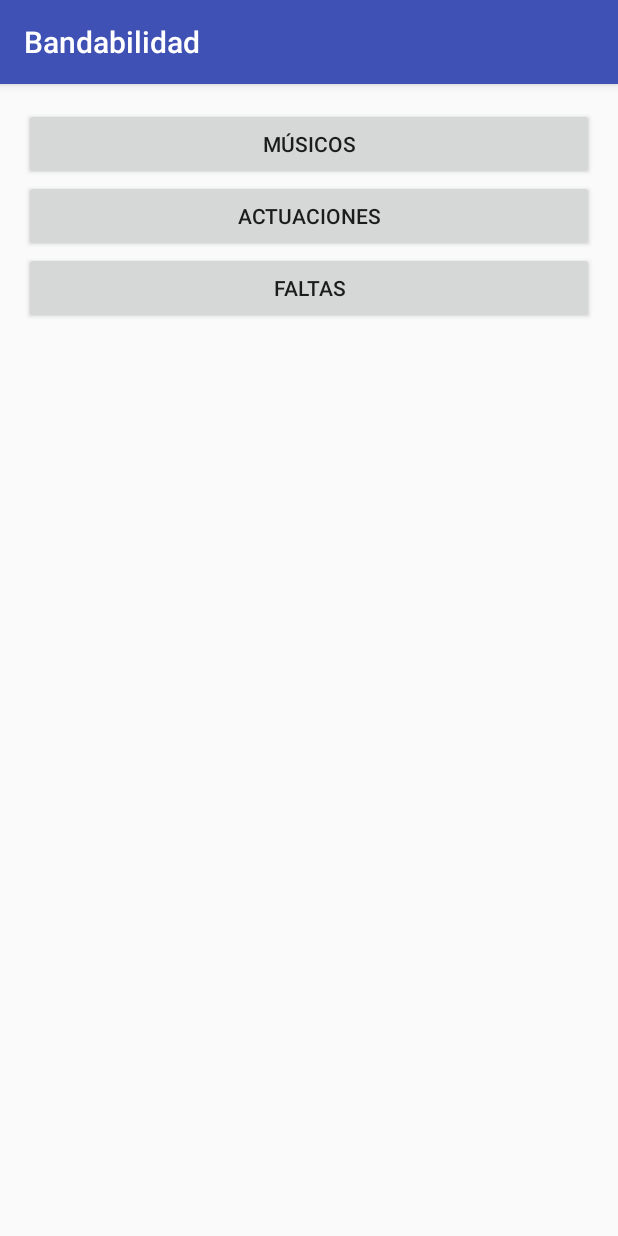
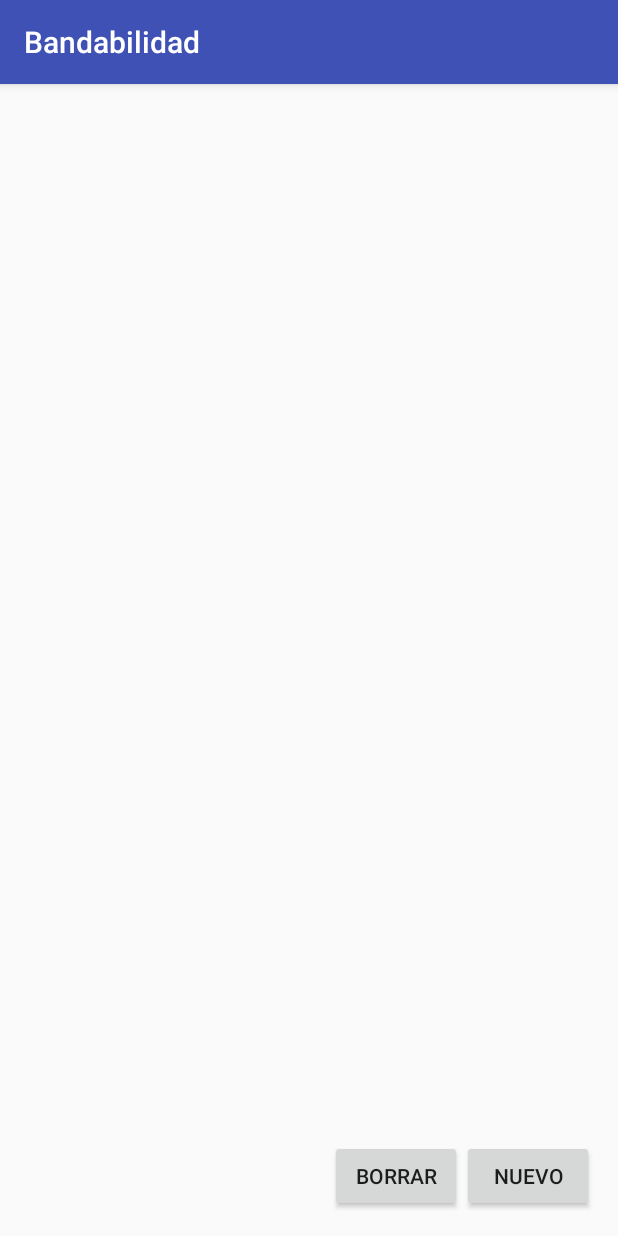
Before and after one commit to ramirezperezjj/Bandabilidad, an Android app: the screen it shows after launch (MainActivity before the commit, ActuacionesActivity after it), after a tap on "ACTUACIONES", on a phone screen of 412 x 824 dp. Run offline under Robolectric (Android 15) with nearby library versions, the phone set to English and light mode, and no system bars.

```diff
--- a/app/src/main/AndroidManifest.xml
+++ b/app/src/main/AndroidManifest.xml
@@ -16,7 +16,8 @@
             </intent-filter>
         </activity>
         <activity android:name=".activities.MusicosActivity" />
-        <activity android:name=".activities.NuevoMusicoActivity"></activity>
+        <activity android:name=".activities.NuevoMusicoActivity" />
+        <activity android:name=".activities.ActuacionesActivity"></activity>
     </application>
 
 </manifest>
--- /dev/null
+++ b/app/src/main/java/es/jjrp/bandabilidad/activities/ActuacionesActivity.java
@@ -0,0 +1,37 @@
+package es.jjrp.bandabilidad.activities;
+
+import android.os.Bundle;
+import android.support.v7.app.AppCompatActivity;
+import android.view.View;
+import android.widget.Button;
+import android.widget.Toast;
+
+import java.util.Date;
+
+import es.jjrp.bandabilidad.R;
+import es.jjrp.bandabilidad.bean.Actuacion;
+import es.jjrp.bandabilidad.dbhelpers.ActuacionDbHelper;
+
+public class ActuacionesActivity extends AppCompatActivity {
+
+    ActuacionDbHelper dbActuaciones;
+
+    @Override
+    protected void onCreate(Bundle savedInstanceState) {
+        super.onCreate(savedInstanceState);
+        setContentView(R.layout.activity_actuaciones);
+        dbActuaciones = new ActuacionDbHelper(this);
+
+        Button b = (Button) findViewById(R.id.btnNuevoActuacion);
+        b.setOnClickListener(new View.OnClickListener() {
+            @Override
+            public void onClick(View v) {
+
+                dbActuaciones.createActuacion(Actuacion.TIPO.CONCIERTO, "concierto de verano arriba", new Date(), 2, "Rute", 0);
+
+                String escribir = dbActuaciones.obtenerTodasActuaciones().get(0)._id + dbActuaciones.obtenerTodasActuaciones().get(0).nombre;
+                Toast.makeText(getApplicationContext(), escribir, Toast.LENGTH_SHORT).show();
+            }
+        });
+    }
+}
--- a/app/src/main/java/es/jjrp/bandabilidad/activities/MainActivity.java
+++ b/app/src/main/java/es/jjrp/bandabilidad/activities/MainActivity.java
@@ -27,8 +27,8 @@ public class MainActivity extends AppCompatActivity {
         b.setOnClickListener(new View.OnClickListener() {
             @Override
             public void onClick(View v) {
-//                Intent intent = new Intent(getBaseContext(), ActuacionesActivity.class);
-//                startActivity(intent);
+                Intent intent = new Intent(getBaseContext(), ActuacionesActivity.class);
+                startActivity(intent);
             }
         });
         b = (Button) findViewById(R.id.btnMainFaltas);
--- a/app/src/main/java/es/jjrp/bandabilidad/activities/NuevoMusicoActivity.java
+++ b/app/src/main/java/es/jjrp/bandabilidad/activities/NuevoMusicoActivity.java
@@ -24,16 +24,14 @@ public class NuevoMusicoActivity extends AppCompatActivity {
             public void onClick(View view) {
                 TextView tNombre = (TextView) findViewById(R.id.textNuevoNombre);
                 TextView tApellido = (TextView) findViewById(R.id.textNuevoApellido);
-                TextView tOrden = (TextView) findViewById(R.id.textNuevoNumero);
+//                TextView tOrden = (TextView) findViewById(R.id.textNuevoNumero);
                 if (tNombre.getText() == null || tNombre.getText().toString().trim().isEmpty()) {
                     Toast.makeText(getBaseContext(), "Falta el nombre", Toast.LENGTH_SHORT).show();
                 } else if (tApellido.getText() == null || tApellido.getText().toString().trim().isEmpty()) {
                     Toast.makeText(getBaseContext(), "Falta el apellido", Toast.LENGTH_SHORT).show();
-                } else if (tOrden.getText() == null || tApellido.getText().toString().trim().isEmpty()) {
-                    Toast.makeText(getBaseContext(), "Falta el orden", Toast.LENGTH_SHORT).show();
                 } else {
                     try {
-                        db.createRow(Integer.parseInt(tOrden.getText().toString()), tNombre.getText().toString(), tApellido.getText().toString());
+                        db.createRow(tNombre.getText().toString(), tApellido.getText().toString());
 //                    finishActivity(Activity.RESULT_OK);
                         finish();
                     } catch (Exception e) {
--- /dev/null
+++ b/app/src/main/java/es/jjrp/bandabilidad/dbhelpers/ActuacionDbHelper.java
@@ -0,0 +1,119 @@
+package es.jjrp.bandabilidad.dbhelpers;
+
+import android.content.ContentValues;
+import android.content.Context;
+import android.database.Cursor;
+import android.database.sqlite.SQLiteDatabase;
+import android.util.Log;
+
+import java.text.SimpleDateFormat;
+import java.util.ArrayList;
+import java.util.Date;
+import java.util.List;
+
+import es.jjrp.bandabilidad.bean.Actuacion;
+
+/**
+ * Created by Juanjo on 03/09/2016.
+ */
+public class ActuacionDbHelper {
+    private static final String DATABASE_CREATE_ACTUACION =
+            "create table ACTUACION(_id integer primary key autoincrement, "
+                    + "tipo integer not null,"
+                    + "fecha datetime,"
+                    + "horas integer,"
+                    + "nombre text not null,"
+                    + "ciudad text,"
+                    + "precio real"
+                    + ");";
+    private static final String DATABASE_CREATE_TIPO_ACTUACION =
+            "create table TIPO_ACTUACION(_id integer primary key, "
+                    + "desc text not null"
+                    + ");";
+    private static final String DATABASE_NAME = "PERSONALDB";
+    private static final String DATABASE_TABLE_ACTUACION = "ACTUACION";
+    private static final String DATABASE_TABLE_TIPO_ACTUACION = "TIPO_ACTUACION";
+    private static final int DATABASE_VERSION = 1;
+    SimpleDateFormat sdf = new SimpleDateFormat("dd/MM/yyyy hh:mm");
+    private SQLiteDatabase db;
+
+    public ActuacionDbHelper(Context ctx) {
+        try {
+            db = ctx.openOrCreateDatabase(DATABASE_NAME, Context.MODE_PRIVATE, null);
+            try {
+                db.execSQL(DATABASE_CREATE_ACTUACION);
+
+                try {
+                    db.execSQL(DATABASE_CREATE_TIPO_ACTUACION);
+                    //Si llega aquí, ha creado la tabla, y estará vacía, la rellenamos
+                    //con datos fijos
+                    createTipoActuacion(0, "Procesión");
+                    createTipoActuacion(1, "Pasacalles");
+                    createTipoActuacion(2, "Concierto");
+                    createTipoActuacion(3, "Romería");
+
+                } catch (Exception e) {
+                    //Suponemos que el error que llega aquí es porque la tabla ya existe
+                    Log.d("BASE_DATOS", "No se crea la tabla porque: " + e.getMessage());
+                }
+
+            } catch (Exception e) {
+                Log.d("BASE_DATOS", "No se crea la tabla porque: " + e.getMessage());
+            }
+        } catch (Exception e1) {
+            Log.d("BASE_DATOS", "Error creando database");
+            db = null;
+        }
+    }
+
+    public void close() {
+        db.close();
+    }
+
+    public void createTipoActuacion(int id, String desc) {
+        ContentValues initialValues = new ContentValues();
+        initialValues.put("_id", id);
+        initialValues.put("desc", desc);
+        db.insert(DATABASE_TABLE_TIPO_ACTUACION, null, initialValues);
+    }
+
+    public void createActuacion(Actuacion.TIPO tipo, String nombre, Date fecha, int horas, String ciudad, double precio) {
+
+        ContentValues initialValues = new ContentValues();
+
+        initialValues.put("tipo", tipo.ordinal());
+        initialValues.put("nombre", nombre);
+        initialValues.put("fecha", sdf.format(fecha));
+        initialValues.put("horas", horas);
+        initialValues.put("ciudad", ciudad);
+        initialValues.put("precio", precio);
+        db.insert(DATABASE_TABLE_ACTUACION, null, initialValues);
+    }
+
+    public List<Actuacion> obtenerTodasActuaciones() {
+        ArrayList<Actuacion> ret = new ArrayList<>();
+        try {
+            Cursor c =
+                    db.query(DATABASE_TABLE_ACTUACION, new String[]{
+                            "_id", "tipo", "fecha", "horas", "nombre", "ciudad", "precio"}, null, null, null, null, null);
+            int numRows = c.getCount();
+            c.moveToFirst();
+            for (int i = 0; i < numRows; ++i) {
+                Actuacion row = new Actuacion();
+                int posCol = 0;
+                row._id = c.getLong(posCol++);
+                row.tipo = Actuacion.TIPO.getTipo(c.getInt(posCol++));
+                row.fecha = sdf.parse(c.getString(posCol++));
+                row.horas = c.getInt(posCol++);
+                row.nombre = c.getString(posCol++);
+                row.ciudad = c.getString(posCol++);
+                row.precio = c.getDouble(posCol++);
+                ret.add(row);
+                c.moveToNext();
+            }
+        } catch (Exception e) {
+            Log.e("Exception on query", e.toString());
+        }
+        return ret;
+    }
+}
--- /dev/null
+++ b/app/src/main/res/layout/activity_actuaciones.xml
@@ -0,0 +1,38 @@
+<?xml version="1.0" encoding="utf-8"?>
+<RelativeLayout xmlns:android="http://schemas.android.com/apk/res/android"
+    xmlns:tools="http://schemas.android.com/tools"
+    android:layout_width="match_parent"
+    android:layout_height="match_parent"
+    android:paddingBottom="@dimen/activity_vertical_margin"
+    android:paddingLeft="@dimen/activity_horizontal_margin"
+    android:paddingRight="@dimen/activity_horizontal_margin"
+    android:paddingTop="@dimen/activity_vertical_margin"
+    tools:context="es.jjrp.bandabilidad.activities.ActuacionesActivity">
+
+    <Button
+        android:layout_width="wrap_content"
+        android:layout_height="wrap_content"
+        android:text="@string/nuevo"
+        android:id="@+id/btnNuevoActuacion"
+        android:layout_alignParentBottom="true"
+        android:layout_alignParentRight="true"
+        android:layout_alignParentEnd="true" />
+
+    <Button
+        android:layout_width="wrap_content"
+        android:layout_height="wrap_content"
+        android:text="@string/borrar"
+        android:id="@+id/btnBorrarActuacion"
+        android:layout_alignParentBottom="true"
+        android:layout_toLeftOf="@+id/btnNuevoActuacion"
+        android:layout_toStartOf="@+id/btnNuevoActuacion" />
+
+    <ListView
+        android:layout_width="wrap_content"
+        android:layout_height="wrap_content"
+        android:id="@+id/listView"
+        android:layout_alignParentTop="true"
+        android:layout_alignParentLeft="true"
+        android:layout_alignParentStart="true"
+        android:layout_above="@+id/btnNuevoActuacion" />
+</RelativeLayout>
--- a/app/src/main/res/values/strings.xml
+++ b/app/src/main/res/values/strings.xml
@@ -10,7 +10,7 @@
     <string name="nombre">Nombre</string>
     <string name="apellidos">Apellidos</string>
     <string name="numero">Número</string>
-    <string name="orden">Órden</string>
+    <string name="orden">Orden</string>
     <string name="guardar">Guardar</string>
     <string name="dialog_borrar_message">Se borrará el músico seleccionado</string>
     <string name="dialog_borrar_title">Borrar músico</string>
```
Also changed, not shown: app/src/main/java/es/jjrp/bandabilidad/adapters/MusicoArrayAdapter.java (+6 -12 lines), app/src/main/java/es/jjrp/bandabilidad/bean/Actuacion.java (added, +33 -0 lines), app/src/main/java/es/jjrp/bandabilidad/dbhelpers/MusicoDbHelper.java (+6 -2 lines), app/src/main/res/layout/activity_nuevo_musico.xml (+3 -25 lines), app/src/main/res/mipmap-hdpi/ic_launcher.png, app/src/main/res/mipmap-mdpi/ic_launcher.png, app/src/main/res/mipmap-xhdpi/ic_launcher.png, app/src/main/res/mipmap-xxhdpi/ic_launcher.png, app/src/main/res/mipmap-xxxhdpi/ic_launcher.png.
